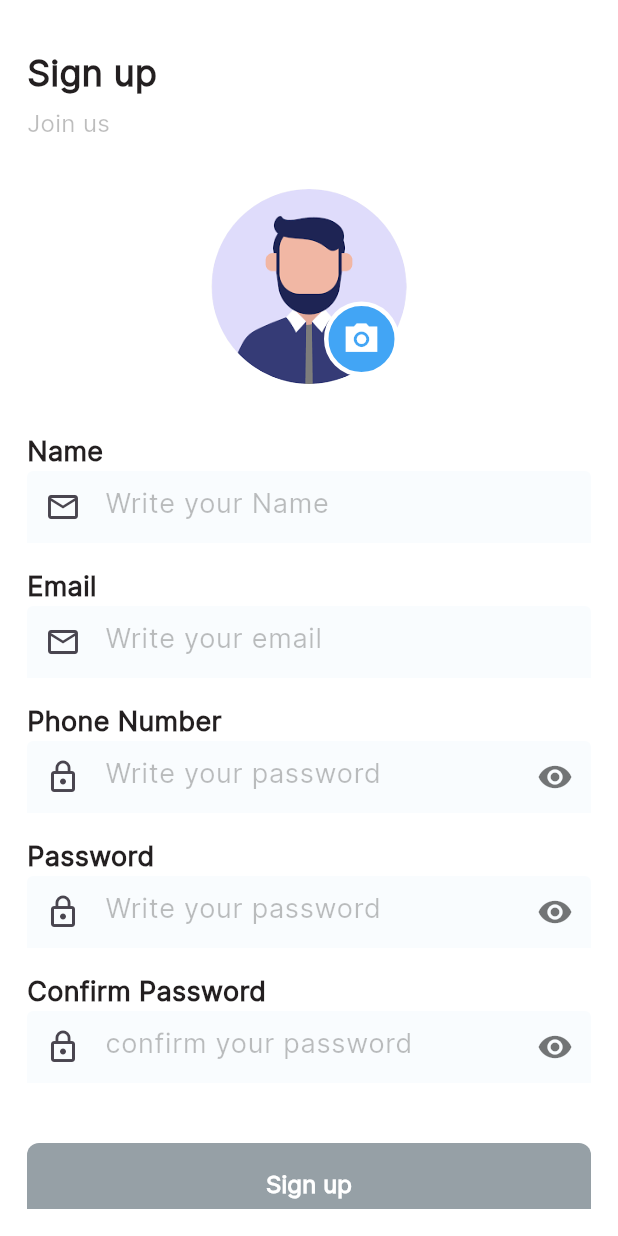
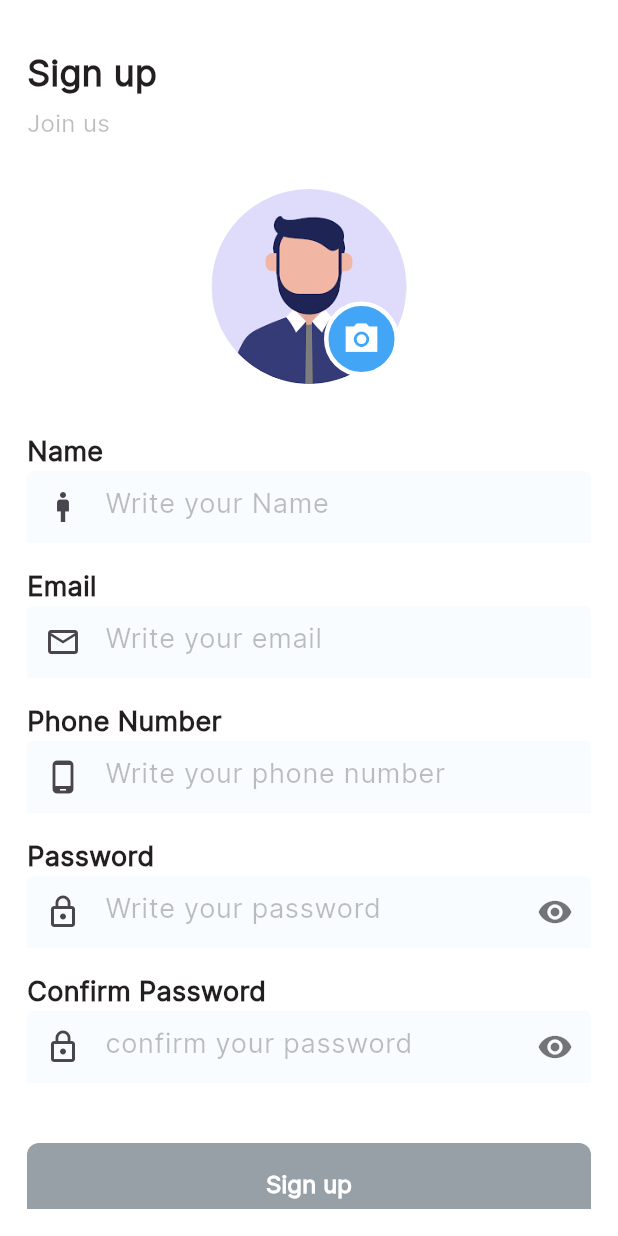
Before and after one commit to Mohamedgamaal16/lask_news_app, a Flutter app: the screen it shows after launch, after a tap on "Sign in", after a tap on "Sign Up", on a phone screen of 412 x 824 dp. Run offline on Flutter 3.47's test engine with Material 3 defaults, Android fonts, the light colour scheme and no system bars; our stand-ins replace bloc, dartz, dio, flutter_bloc, go_router, image_picker and 2 more; network calls fail; project files that could hold a hidden picture were left out.

Commit message:
refactor code add sign in and sign up logic

```diff
--- a/lib/core/api/dio_consumer.dart
+++ b/lib/core/api/dio_consumer.dart
@@ -36,7 +36,7 @@ class DioConsumer extends ApiConsumer {
       );
       return response.data;
     } on DioException catch (e) {
-      handleDioExcpetion(e);
+      handleDioExceptions(e);
     }
   }
 
@@ -55,7 +55,7 @@ class DioConsumer extends ApiConsumer {
       );
       return response.data;
     } on DioException catch (e) {
-      handleDioExcpetion(e);
+      handleDioExceptions(e);
     }
   }
 
@@ -74,7 +74,7 @@ class DioConsumer extends ApiConsumer {
       );
       return response.data;
     } on DioException catch (e) {
-      handleDioExcpetion(e);
+      handleDioExceptions(e);
     }
   }
 
@@ -93,7 +93,7 @@ class DioConsumer extends ApiConsumer {
       );
       return response.data;
     } on DioException catch (e) {
-      handleDioExcpetion(e);
+      handleDioExceptions(e);
     }
   }
 }
--- a/lib/core/errors/exceptions.dart
+++ b/lib/core/errors/exceptions.dart
@@ -1,53 +1,51 @@
 import 'package:dio/dio.dart';
 import 'package:trendspot_newes_app/core/errors/error_model.dart';
 
-class ServerExceptions {
-  final ErrorModel errorModel ;
+class ServerException implements Exception {
+  final ErrorModel errModel;
 
-  ServerExceptions({required this.errorModel});
-
+  ServerException({required this.errModel});
 }
 
-
-  void handleDioExcpetion(DioException e) {
-     switch(e.type){
+void handleDioExceptions(DioException e) {
+  switch (e.type) {
     case DioExceptionType.connectionTimeout:
-          throw ServerExceptions(errorModel: ErrorModel.fromJson(e.response!.data));
+      throw ServerException(errModel: ErrorModel.fromJson(e.response!.data));
     case DioExceptionType.sendTimeout:
-          throw ServerExceptions(errorModel: ErrorModel.fromJson(e.response!.data));
+      throw ServerException(errModel: ErrorModel.fromJson(e.response!.data));
     case DioExceptionType.receiveTimeout:
-          throw ServerExceptions(errorModel: ErrorModel.fromJson(e.response!.data));
+      throw ServerException(errModel: ErrorModel.fromJson(e.response!.data));
     case DioExceptionType.badCertificate:
-          throw ServerExceptions(errorModel: ErrorModel.fromJson(e.response!.data));
+      throw ServerException(errModel: ErrorModel.fromJson(e.response!.data));
     case DioExceptionType.cancel:
-          throw ServerExceptions(errorModel: ErrorModel.fromJson(e.response!.data));
+      throw ServerException(errModel: ErrorModel.fromJson(e.response!.data));
     case DioExceptionType.connectionError:
-          throw ServerExceptions(errorModel: ErrorModel.fromJson(e.response!.data));
+      throw ServerException(errModel: ErrorModel.fromJson(e.response!.data));
     case DioExceptionType.unknown:
-          throw ServerExceptions(errorModel: ErrorModel.fromJson(e.response!.data));
+      throw ServerException(errModel: ErrorModel.fromJson(e.response!.data));
     case DioExceptionType.badResponse:
-        switch(e.response?.statusCode){
+      switch (e.response?.statusCode) {
         case 400: // Bad request
-            throw ServerExceptions(
-                errorModel: ErrorModel.fromJson(e.response!.data));
+          throw ServerException(
+              errModel: ErrorModel.fromJson(e.response!.data));
         case 401: //unauthorized
-            throw ServerExceptions(
-               errorModel: ErrorModel.fromJson(e.response!.data));
+          throw ServerException(
+              errModel: ErrorModel.fromJson(e.response!.data));
         case 403: //forbidden
-            throw ServerExceptions(
-               errorModel: ErrorModel.fromJson(e.response!.data));
+          throw ServerException(
+              errModel: ErrorModel.fromJson(e.response!.data));
         case 404: //not found
-            throw ServerExceptions(
-               errorModel: ErrorModel.fromJson(e.response!.data));
+          throw ServerException(
+              errModel: ErrorModel.fromJson(e.response!.data));
         case 409: //cofficient
-            throw ServerExceptions(
-               errorModel: ErrorModel.fromJson(e.response!.data));
+          throw ServerException(
+              errModel: ErrorModel.fromJson(e.response!.data));
         case 422: //  Unprocessable Entity
-            throw ServerExceptions(
-               errorModel: ErrorModel.fromJson(e.response!.data));
+          throw ServerException(
+              errModel: ErrorModel.fromJson(e.response!.data));
         case 504: // Server exception
-            throw ServerExceptions(
-               errorModel: ErrorModel.fromJson(e.response!.data));
+          throw ServerException(
+              errModel: ErrorModel.fromJson(e.response!.data));
       }
   }
 }
--- /dev/null
+++ b/lib/features/signin/data/repos/signin_repo.dart
@@ -0,0 +1,35 @@
+import 'package:dartz/dartz.dart';
+import 'package:jwt_decoder/jwt_decoder.dart';
+import 'package:trendspot_newes_app/core/api/api_consumer.dart';
+import 'package:trendspot_newes_app/core/api/endpoint.dart';
+import 'package:trendspot_newes_app/core/cache/cahche_helper.dart';
+import 'package:trendspot_newes_app/core/errors/exceptions.dart';
+import 'package:trendspot_newes_app/features/signin/data/models/signin_model.dart';
+
+class SignInRepo {
+final ApiConsumer api ;
+
+  SignInRepo({required this.api});
+
+ Future<Either<String, SignInModel>> signIn({
+    required String email,
+    required String password,
+  }) async {
+    try {
+      final response = await api.post(
+        EndPoint.signIn,
+        data: {
+          ApiKey.email: email,
+          ApiKey.password: password,
+        },
+      );
+      final user = SignInModel.fromJson(response);
+      final decodedToken = JwtDecoder.decode(user.token);
+      CacheHelper().saveData(key: ApiKey.token, value: user.token);
+      CacheHelper().saveData(key: ApiKey.id, value: decodedToken[ApiKey.id]);
+      return Right(user);
+    } on ServerException catch (e) {
+      return Left(e.errModel.errorMessage);
+    }
+  }
+}
--- a/lib/features/signin/presention/login_view.dart
+++ b/lib/features/signin/presention/login_view.dart
@@ -1,6 +1,7 @@
 import 'package:dio/dio.dart';
 import 'package:flutter/material.dart';
 import 'package:trendspot_newes_app/core/api/dio_consumer.dart';
+import 'package:trendspot_newes_app/features/signin/data/repos/signin_repo.dart';
 import 'package:trendspot_newes_app/features/signin/presention/manager/signin_cubit/signin_cubit.dart';
 import 'package:trendspot_newes_app/features/signin/presention/widgets/login_view_body.dart';
 import 'package:flutter_bloc/flutter_bloc.dart';
@@ -16,8 +17,8 @@ class LogInView extends StatelessWidget {
           body: Padding(
             padding: const EdgeInsets.all(18.0),
             child: BlocProvider(
-              create: (context) => SigninCubit(DioConsumer(dio: Dio())),
-              child: SingleChildScrollView(child: const LogInViewBody()),
+              create: (context) => SigninCubit(SignInRepo(api: DioConsumer(dio: Dio()))),
+              child: const SingleChildScrollView(child: LogInViewBody()),
             ),
           )),
     );
--- a/lib/features/signin/presention/manager/signin_cubit/signin_cubit.dart
+++ b/lib/features/signin/presention/manager/signin_cubit/signin_cubit.dart
@@ -7,31 +7,22 @@ import 'package:trendspot_newes_app/core/cache/cahche_helper.dart';
 import 'package:trendspot_newes_app/core/errors/exceptions.dart';
 import 'package:trendspot_newes_app/features/signin/data/models/signin_model.dart';
 import 'package:jwt_decoder/jwt_decoder.dart';
+import 'package:trendspot_newes_app/features/signin/data/repos/signin_repo.dart';
 
 part 'signin_state.dart';
 
 class SigninCubit extends Cubit<SigninState> {
-  SigninCubit(this.api) : super(SigninInitial());
+  SigninCubit(this.signInRepo) : super(SigninInitial());
   GlobalKey<FormState> signInFormKey = GlobalKey();
   TextEditingController signInEmail = TextEditingController();
   TextEditingController signInPassword = TextEditingController();
   SignInModel? user;
-  final ApiConsumer api;
+  final SignInRepo signInRepo;
   signIn() async {
     emit(SigninLoading());
-    try {
-      final response = await api.post(EndPoint.signIn, data: {
-        ApiKey.email = signInEmail.text,
-        ApiKey.password = signInPassword.text
-      });
-      user = SignInModel.fromJson(response);
-      final decodedToken = JwtDecoder.decode(user!.token);
-      CacheHelper().saveData(key: ApiKey.token, value: user!.token);
-      CacheHelper().saveData(key: ApiKey.id, value: decodedToken[ApiKey.id]);
-
-      emit(SigninSucsess());
-    } on ServerExceptions catch (e) {
-      emit(SigninFaliure(errMsg: e.errorModel.errorMessage));
-    }
+    final response = await signInRepo.signIn(
+        email: signInEmail.text, password: signInPassword.text);
+    response.fold((errMsg) => emit(SigninFaliure(errMsg: errMsg)),
+        (SignInModel) => emit(SigninSucsess()));
   }
 }
--- a/lib/features/signin/presention/widgets/login_view_body.dart
+++ b/lib/features/signin/presention/widgets/login_view_body.dart
@@ -22,14 +22,18 @@ class LogInViewBody extends StatelessWidget {
             ),
           );
           GoRouter.of(context).push(AppRouter.kHomeView);
-        }else if (state is SigninFaliure){ ScaffoldMessenger.of(context).showSnackBar(
+        } else if (state is SigninFaliure) {
+          ScaffoldMessenger.of(context).showSnackBar(
             SnackBar(
               content: Text(state.errMsg),
             ),
-            );}
+          );
+        }
       },
       builder: (context, state) {
-        return Column(
+        return Form(
+          key: context.read<SigninCubit>().signInFormKey,
+          child: Column(
               mainAxisAlignment: MainAxisAlignment.center,
               crossAxisAlignment: CrossAxisAlignment.start,
               children: [
@@ -61,7 +65,8 @@ class LogInViewBody extends StatelessWidget {
                   children: [
                     Expanded(
                         child: state is SigninLoading
-                                ? const CircularProgressIndicator() :CustomButton(
+                            ? const CircularProgressIndicator()
+                            : CustomButton(
                                 onPressed: () {
                                   context.read<SigninCubit>().signIn();
                                 },
@@ -77,7 +82,8 @@ class LogInViewBody extends StatelessWidget {
                 const SizedBox(
                   height: 55,
                 )
-            ]);
+              ]),
+        );
       },
     );
   }
--- a/lib/features/signup/presention/signup_view.dart
+++ b/lib/features/signup/presention/signup_view.dart
@@ -2,6 +2,7 @@ import 'package:dio/dio.dart';
 import 'package:flutter/material.dart';
 import 'package:flutter_bloc/flutter_bloc.dart';
 import 'package:trendspot_newes_app/core/api/dio_consumer.dart';
+import 'package:trendspot_newes_app/features/signup/data/repos/signup_repo.dart';
 import 'package:trendspot_newes_app/features/signup/presention/manager/signup_cubit/signup_cubit.dart';
 import 'package:trendspot_newes_app/features/signup/presention/widgets/sign_up_view_body.dart';
 
@@ -10,14 +11,15 @@ class SignUpView extends StatelessWidget {
 
   @override
   Widget build(BuildContext context) {
-    return  SafeArea(
+    return SafeArea(
       child: Scaffold(
           backgroundColor: Colors.white,
           body: Padding(
             padding: const EdgeInsets.all(18.0),
             child: SingleChildScrollView(
                 child: BlocProvider(
-              create: (context) => SignupCubit(DioConsumer(dio: Dio())),
+              create: (context) =>
+                  SignupCubit(SignUpRepo(api: DioConsumer(dio: Dio()))),
               child: const SignUpViewBody(),
             )),
           )),
--- a/lib/features/signup/presention/widgets/sign_up_view_body.dart
+++ b/lib/features/signup/presention/widgets/sign_up_view_body.dart
@@ -42,7 +42,7 @@ class SignUpViewBody extends StatelessWidget {
                   controller: context.read<SignupCubit>().signUpName,
                   labelText: 'Name',
                   hintText: 'Write your Name',
-                  prefixIcon: const Icon(Icons.email_outlined),
+                  prefixIcon: const Icon(Icons.man_2_outlined),
                 ),
                 const SizedBox(
                   height: 16,
@@ -59,10 +59,9 @@ class SignUpViewBody extends StatelessWidget {
                 CustomInputField(
                   controller: context.read<SignupCubit>().signUpPhoneNumber,
                   labelText: 'Phone Number',
-                  hintText: 'Write your password',
-                  prefixIcon: const Icon(Icons.lock_outline),
-                  suffixIcon: true,
-                  obscureText: true,
+                  hintText: 'Write your phone number',
+                  prefixIcon: const Icon(Icons.phone_android_outlined),
+
                 ),
                 const SizedBox(
                   height: 16,
@@ -92,7 +91,7 @@ class SignUpViewBody extends StatelessWidget {
                 Row(
                   children: [
                     Expanded(
-                        child: CustomButton(
+                        child:state is SignupLoading ? const CircularProgressIndicator(): CustomButton(
                       onPressed: () {
                         context.read<SignupCubit>().signUp();
                       },
```
Also changed, not shown: lib/core/functions/upload_image_to_api.dart (added, +7 -0 lines), lib/features/signup/data/repos/signup_repo.dart (added, +41 -0 lines), lib/features/signup/presention/manager/signup_cubit/signup_cubit.dart (+13 -15 lines), lib/core/errors/error_model.dart (line endings or trailing spaces). Lines whose indentation alone changed are shown as unchanged.
